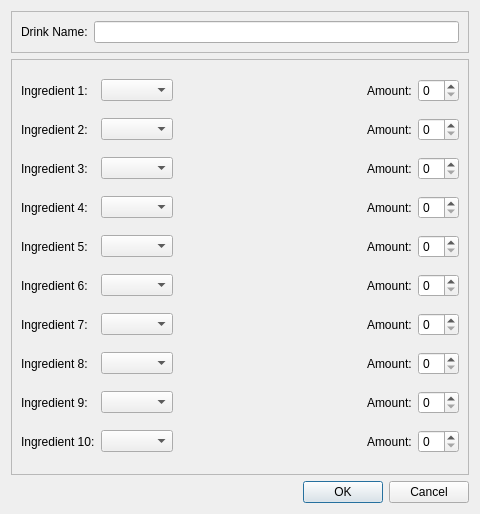
wintersca/bartender, file customdrinkimporter.ui: the form before one commit.
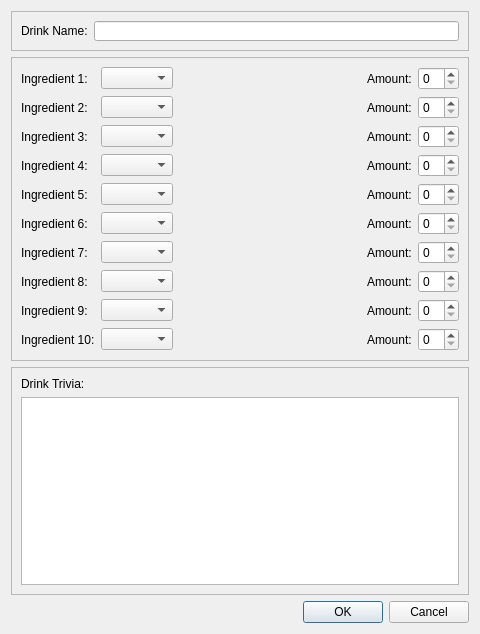
The form after the commit.

Commit message: Added a vector of QStrings to the drink class to contain multiple trivia strings. The custom drink adding tool currently only supports adding one trivia for new drinks.

Patch:
```diff
--- a/customdrinkimporter.ui
+++ b/customdrinkimporter.ui
@@ -7,7 +7,7 @@
     <x>0</x>
     <y>0</y>
     <width>480</width>
-    <height>514</height>
+    <height>634</height>
    </rect>
   </property>
   <property name="windowTitle">
@@ -25,7 +25,7 @@
      <property name="minimumSize">
       <size>
        <width>0</width>
-       <height>30</height>
+       <height>40</height>
       </size>
      </property>
      <property name="frameShape">
@@ -390,6 +390,28 @@
      </layout>
     </widget>
    </item>
+   <item>
+    <widget class="QFrame" name="frame_3">
+     <property name="frameShape">
+      <enum>QFrame::StyledPanel</enum>
+     </property>
+     <property name="frameShadow">
+      <enum>QFrame::Raised</enum>
+     </property>
+     <layout class="QVBoxLayout" name="verticalLayout_2">
+      <item>
+       <widget class="QLabel" name="label_22">
+        <property name="text">
+         <string>Drink Trivia:</string>
+        </property>
+       </widget>
+      </item>
+      <item>
+       <widget class="QTextEdit" name="drinkTrivia"/>
+      </item>
+     </layout>
+    </widget>
+   </item>
    <item>
     <widget class="QDialogButtonBox" name="buttonBox">
      <property name="orientation">
```
The commit also changes 3 other files.
